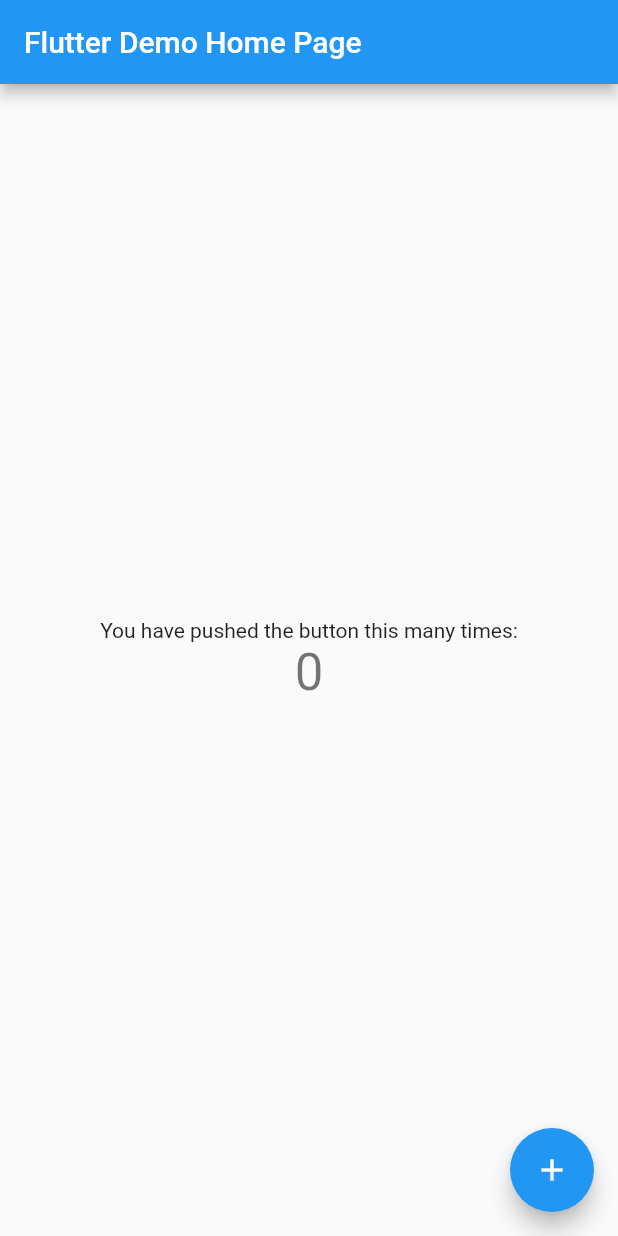
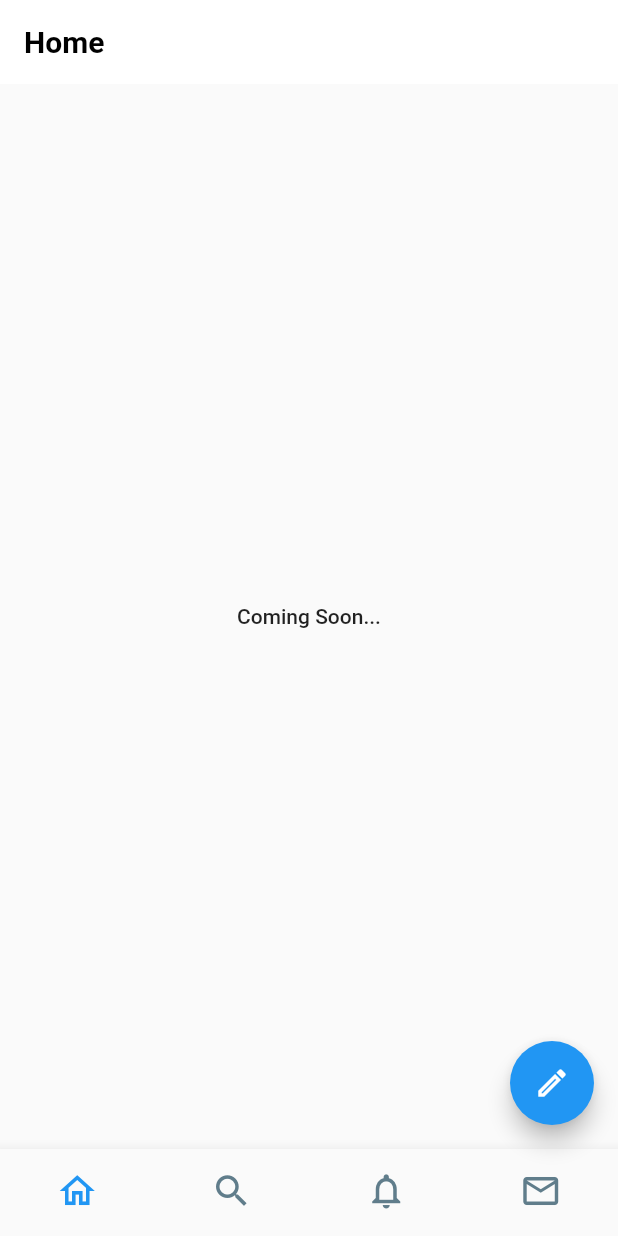
Before and after one commit to yutakashimazaki/practice-flutter, a Flutter app: the screen it shows after launch, on a phone screen of 412 x 824 dp. Run offline on Flutter 3.47's test engine with Material 2 defaults, Android fonts, the phone set to English and light mode, and no system bars.

```diff
--- a/myapp/lib/main.dart
+++ b/myapp/lib/main.dart
@@ -1,55 +1,30 @@
 import 'package:flutter/material.dart';
+import 'package:flutter/rendering.dart';
+import 'view/root.dart';
 
 void main() {
-  runApp(const MyApp());
+  runApp(const App());
 }
 
-class MyApp extends StatelessWidget {
-  const MyApp({Key? key}) : super(key: key);
+class App extends StatelessWidget {
+  const App({Key? key}) : super(key: key);
 
   @override
   Widget build(BuildContext context) {
     return MaterialApp(
-      title: 'Flutter Demo',
       theme: ThemeData(
-        primarySwatch: Colors.blue,
+        primaryColor: Colors.white,
+        appBarTheme: const AppBarTheme(
+          backgroundColor: Colors.white,
+          titleTextStyle: TextStyle(
+            color: Colors.black,
+            fontSize: 20.0,
+            fontWeight: FontWeight.w600,
+          ),
+          elevation: 0.0,
+        )
       ),
-      home: const MyHomePage(title: 'Flutter Demo Home Page'),
+      home: const RootView(),
     );
   }
 }
-
-class MyHomePage extends StatelessWidget {
-  const MyHomePage({Key? key, required this.title}) : super(key: key);
-  final String title;
-
-  @override
-  Widget build(BuildContext context) {
-    return Scaffold(
-      appBar: AppBar(
-        title: Text(title),
-      ),
-      body: Center(
-        child: Column(
-          mainAxisAlignment: MainAxisAlignment.center,
-          children: <Widget>[
-            const Text(
-              'You have pushed the button this many times:',
-            ),
-            Text(
-              '0',
-              style: Theme.of(context).textTheme.headline4,
-            ),
-          ],
-        ),
-      ),
-      floatingActionButton: FloatingActionButton(
-        onPressed: (){
-          // TODO
-        },
-        tooltip: 'Increment',
-        child: const Icon(Icons.add),
-      ),
-    );
-  }
-}
--- /dev/null
+++ b/myapp/lib/view/home.dart
@@ -0,0 +1,20 @@
+import 'package:flutter/material.dart';
+
+class HomeView extends StatelessWidget {
+  const HomeView({Key? key}) : super(key: key);
+
+  @override
+  Widget build(BuildContext context) {
+    return Scaffold(
+      appBar: AppBar(
+        title: const Text('Home'),
+      ),
+      body: Center(
+        child: Text(
+          'Coming Soon...',
+          style: Theme.of(context).textTheme.bodyText1,
+        ),
+      ),
+    );
+  }
+}
--- /dev/null
+++ b/myapp/lib/view/root.dart
@@ -0,0 +1,94 @@
+import 'package:flutter/material.dart';
+import 'package:myapp/view/home.dart';
+import 'package:myapp/view/search.dart';
+import 'package:myapp/view/notification.dart';
+import 'package:myapp/view/message.dart';
+
+// TODO StatlessにしてProviderパターンで実装する
+class RootView extends StatefulWidget {
+  const RootView({Key? key}) : super(key: key);
+
+  @override
+  RootViewState createState() => RootViewState();
+}
+
+class RootViewState extends State<RootView> {
+  int _selectedIndex = 0;
+  PageController? _pageController;
+
+  static const List<BottomNavigationBarItem> _tabBarItems = [
+    BottomNavigationBarItem(
+      icon: Icon(Icons.home_outlined),
+      label: 'Home',
+    ),
+    BottomNavigationBarItem(
+      icon: Icon(Icons.search_outlined),
+      label: 'Search',
+    ),
+    BottomNavigationBarItem(
+      icon: Icon(Icons.notifications_outlined),
+      label: 'Notification',
+    ),
+    BottomNavigationBarItem(
+      icon: Icon(Icons.mail_outlined),
+      label: 'Message',
+    ),
+  ];
+
+  static const List<Widget> _views = [
+    HomeView(),
+    SearchView(),
+    NotificationView(),
+    MessageView(),
+  ];
+
+  void onTap(int index) {
+    setState(() {
+      _selectedIndex = index;
+    });
+  }
+
+  @override
+  void initState() {
+    super.initState();
+    _pageController = PageController(initialPage: _selectedIndex);
+  }
+
+  @override
+  void dispose() {
+    super.dispose();
+    _pageController?.dispose();
+  }
+
+  @override
+  Widget build(BuildContext context) {
+    return Scaffold(
+      body: PageView(
+            controller: _pageController,
+            onPageChanged: onTap,
+            children: _views
+      ),
+      bottomNavigationBar: BottomNavigationBar(
+        items: _tabBarItems,
+        currentIndex: _selectedIndex,
+        type: BottomNavigationBarType.fixed,
+        selectedItemColor: Colors.blue,
+        showSelectedLabels: false,
+        unselectedItemColor: Colors.blueGrey,
+        showUnselectedLabels: false,
+        iconSize: 28.0,
+        onTap: (index) {
+          _selectedIndex = index;
+          _pageController?.animateToPage(index,
+              duration: const Duration(milliseconds: 400), curve: Curves.easeIn);
+        },
+      ),
+      floatingActionButton: FloatingActionButton(
+        onPressed: (){
+          // TODO テキスト入力のモーダルを表示
+        },
+        child: const Icon(Icons.edit_outlined),
+      )
+    );
+  }
+}
```
Also changed, not shown: myapp/lib/view/message.dart (added, +20 -0 lines), myapp/lib/view/notification.dart (added, +20 -0 lines), myapp/lib/view/search.dart (added, +20 -0 lines), myapp/pubspec.yaml (+1 -69 lines), 2 other files.
